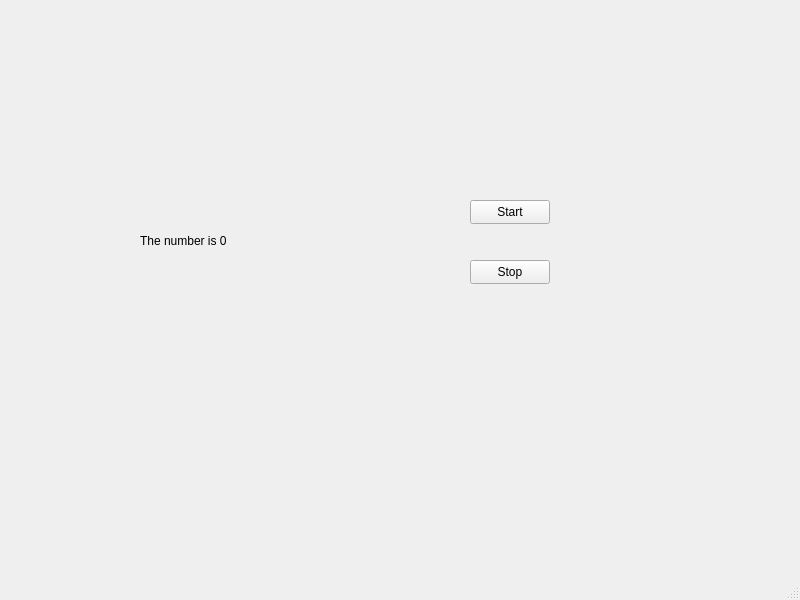
Wishk6/Qt_Indexeur_cpp, file mainwindow.ui: the form before one commit.
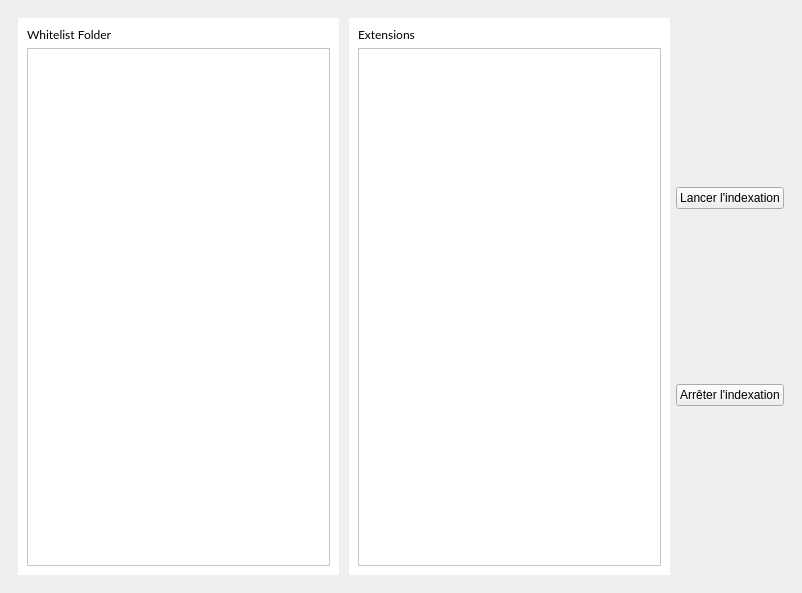
The form after the commit.

Commit message: setup ui indexation + server

```diff
--- a/mainwindow.ui
+++ b/mainwindow.ui
@@ -6,65 +6,117 @@
    <rect>
     <x>0</x>
     <y>0</y>
-    <width>800</width>
-    <height>600</height>
+    <width>802</width>
+    <height>593</height>
    </rect>
   </property>
   <property name="windowTitle">
    <string>MainWindow</string>
   </property>
   <widget class="QWidget" name="centralwidget">
-   <widget class="QLabel" name="valueLabel">
-    <property name="geometry">
-     <rect>
-      <x>140</x>
-      <y>170</y>
-      <width>231</width>
-      <height>141</height>
-     </rect>
-    </property>
-    <property name="text">
-     <string>The number is 0</string>
-    </property>
-   </widget>
-   <widget class="QPushButton" name="startBtn">
-    <property name="geometry">
-     <rect>
-      <x>470</x>
-      <y>200</y>
-      <width>80</width>
-      <height>24</height>
-     </rect>
-    </property>
-    <property name="text">
-     <string>Start</string>
-    </property>
-   </widget>
-   <widget class="QPushButton" name="stopBtn">
-    <property name="geometry">
-     <rect>
-      <x>470</x>
-      <y>260</y>
-      <width>80</width>
-      <height>24</height>
-     </rect>
-    </property>
-    <property name="text">
-     <string>Stop</string>
-    </property>
-   </widget>
+   <layout class="QVBoxLayout" name="verticalLayout_2">
+    <item>
+     <widget class="QWidget" name="widget" native="true">
+      <layout class="QHBoxLayout" name="horizontalLayout">
+       <item>
+        <layout class="QGridLayout" name="gridLayout">
+         <property name="sizeConstraint">
+          <enum>QLayout::SetMinimumSize</enum>
+         </property>
+         <property name="leftMargin">
+          <number>0</number>
+         </property>
+         <property name="topMargin">
+          <number>0</number>
+         </property>
+         <property name="rightMargin">
+          <number>0</number>
+         </property>
+         <property name="spacing">
+          <number>10</number>
+         </property>
+         <item row="0" column="0">
+          <widget class="QWidget" name="RepositoryList1" native="true">
+           <property name="autoFillBackground">
+            <bool>false</bool>
+           </property>
+           <property name="styleSheet">
+            <string notr="true">background-color: rgb(255, 255, 255);</string>
+           </property>
+           <layout class="QVBoxLayout" name="verticalLayout">
+            <item>
+             <widget class="QLabel" name="Whitelistfolder">
+              <property name="font">
+               <font>
+                <family>Lato</family>
+               </font>
+              </property>
+              <property name="text">
+               <string>Whitelist Folder</string>
+              </property>
+             </widget>
+            </item>
+            <item>
+             <widget class="QListWidget" name="listWidget"/>
+            </item>
+           </layout>
+          </widget>
+         </item>
+         <item row="0" column="2">
+          <widget class="QWidget" name="extensionsListGroup" native="true">
+           <property name="autoFillBackground">
+            <bool>false</bool>
+           </property>
+           <property name="styleSheet">
+            <string notr="true">background-color: rgb(255, 255, 255);</string>
+           </property>
+           <layout class="QVBoxLayout" name="verticalLayout_3">
+            <item>
+             <widget class="QLabel" name="Extensions">
+              <property name="font">
+               <font>
+                <family>Lato</family>
+               </font>
+              </property>
+              <property name="text">
+               <string>Extensions</string>
+              </property>
+             </widget>
+            </item>
+            <item>
+             <widget class="QListWidget" name="listWidget_2"/>
+            </item>
+           </layout>
+          </widget>
+         </item>
+        </layout>
+       </item>
+       <item>
+        <layout class="QVBoxLayout" name="buttonLayout">
+         <property name="sizeConstraint">
+          <enum>QLayout::SetMinimumSize</enum>
+         </property>
+         <item>
+          <widget class="QPushButton" name="startBtn">
+           <property name="text">
+            <string>Lancer l'indexation</string>
+           </property>
+          </widget>
+         </item>
+         <item>
+          <widget class="QPushButton" name="stopBtn">
+           <property name="text">
+            <string>Arrêter l'indexation</string>
+           </property>
+          </widget>
+         </item>
+        </layout>
+       </item>
+      </layout>
+     </widget>
+    </item>
+   </layout>
   </widget>
-  <widget class="QMenuBar" name="menubar">
-   <property name="geometry">
-    <rect>
-     <x>0</x>
-     <y>0</y>
-     <width>800</width>
-     <height>21</height>
-    </rect>
-   </property>
-  </widget>
-  <widget class="QStatusBar" name="statusbar"/>
  </widget>
  <resources/>
  <connections/>
```
The commit also changes 13 other files.
